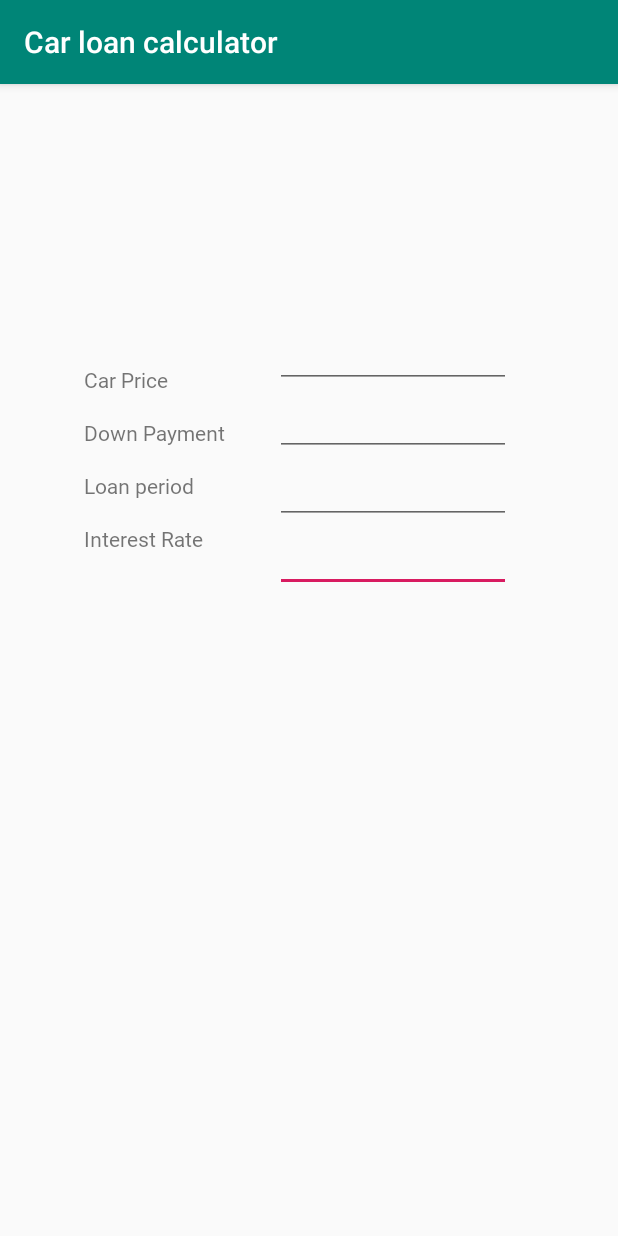
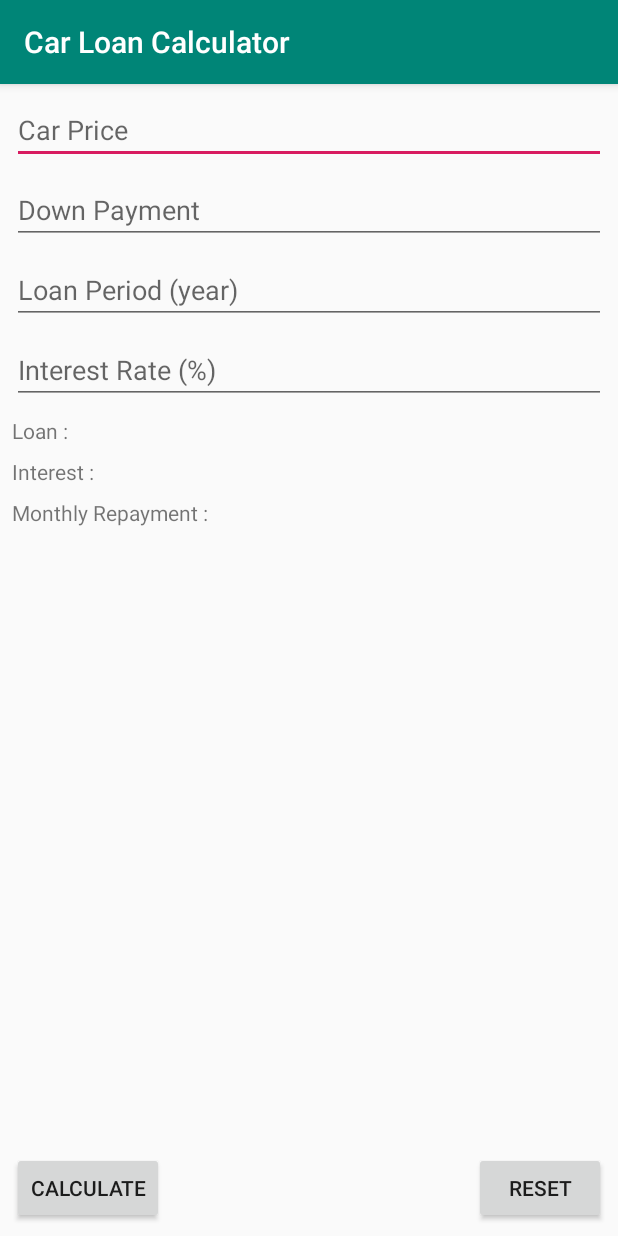
Before and after one commit to Brianooi123/CarLoanCalculator, an Android app: the screen it shows after launch (MainActivity), on a phone screen of 412 x 824 dp. Run offline under Robolectric (Android 15) with nearby library versions, the phone set to English and light mode, and no system bars.

Commit message:
done all

```diff
--- a/app/src/main/java/com/example/carloancalculator/MainActivity.kt
+++ b/app/src/main/java/com/example/carloancalculator/MainActivity.kt
@@ -2,11 +2,40 @@ package com.example.carloancalculator
 
 import androidx.appcompat.app.AppCompatActivity
 import android.os.Bundle
+import android.view.View
+import android.widget.Button
+import android.widget.EditText
+import kotlinx.android.synthetic.main.activity_main.*
 
 class MainActivity : AppCompatActivity() {
 
     override fun onCreate(savedInstanceState: Bundle?) {
         super.onCreate(savedInstanceState)
         setContentView(R.layout.activity_main)
+        val reset =findViewById<Button>(R.id.buttonReset)
+        val cal = findViewById<Button>(R.id.buttonCalculate)
+        val carPrice = findViewById<EditText>(R.id.editTextCarPrice)
+        val downPayment = findViewById<EditText>(R.id.editTextDownPayment)
+        val loanPeriod = findViewById<EditText>(R.id.editTextLoanPeriod)
+        val interestRate = findViewById<EditText>(R.id.editTextInterestRate)
+        cal.setOnClickListener(View.OnClickListener {
+            val carLoan  = (carPrice.text.toString().toInt()-downPayment.text.toString().toInt()).toString()
+            val interest =(carLoan.toInt()*interestRate.text.toString().toDouble()*loanPeriod.text.toString().toInt()).toString()
+            val monthlyRepayment =((carLoan.toInt()+interest.toDouble())/loanPeriod.text.toString().toInt()/12).toString()
+
+            textViewLoan.setText("Loan:"+carLoan)
+            textViewInterest.setText("Interest"+interest)
+            textViewMonthlyRepayment.setText("Monthly Repayment:"+monthlyRepayment)
+        })
+        reset.setOnClickListener(View.OnClickListener {
+            textViewMonthlyRepayment.setText("Monthly Repayment:")
+            textViewInterest.setText("Interest:")
+            textViewLoan.setText("Loan:")
+            editTextCarPrice.text.clear()
+            editTextDownPayment.text.clear()
+            editTextInterestRate.text.clear()
+            editTextLoanPeriod.text.clear()
+        })
     }
+
 }
--- a/app/src/main/res/layout/activity_main.xml
+++ b/app/src/main/res/layout/activity_main.xml
@@ -6,89 +6,125 @@
     android:layout_height="match_parent"
     tools:context=".MainActivity">
 
+    <EditText
+        android:id="@+id/editTextCarPrice"
+        android:layout_width="0dp"
+        android:layout_height="wrap_content"
+        android:layout_marginStart="8dp"
+        android:layout_marginLeft="8dp"
+        android:layout_marginTop="8dp"
+        android:layout_marginEnd="8dp"
+        android:layout_marginRight="8dp"
+        android:ems="10"
+        android:hint="@string/car_price"
+        android:inputType="number"
+        app:layout_constraintEnd_toEndOf="parent"
+        app:layout_constraintStart_toStartOf="parent"
+        app:layout_constraintTop_toTopOf="parent" />
+
+    <EditText
+        android:id="@+id/editTextDownPayment"
+        android:layout_width="0dp"
+        android:layout_height="wrap_content"
+        android:layout_marginStart="8dp"
+        android:layout_marginLeft="8dp"
+        android:layout_marginTop="8dp"
+        android:layout_marginEnd="8dp"
+        android:layout_marginRight="8dp"
+        android:ems="10"
+        android:hint="@string/down_payment"
+        android:inputType="number"
+        app:layout_constraintEnd_toEndOf="parent"
+        app:layout_constraintHorizontal_bias="1.0"
+        app:layout_constraintStart_toStartOf="parent"
+        app:layout_constraintTop_toBottomOf="@+id/editTextCarPrice" />
+
+    <EditText
+        android:id="@+id/editTextLoanPeriod"
+        android:layout_width="0dp"
+        android:layout_height="wrap_content"
+        android:layout_marginStart="8dp"
+        android:layout_marginLeft="8dp"
+        android:layout_marginTop="8dp"
+        android:layout_marginEnd="8dp"
+        android:layout_marginRight="8dp"
+        android:ems="10"
+        android:hint="@string/loan_period"
+        android:inputType="number"
+        app:layout_constraintEnd_toEndOf="parent"
+        app:layout_constraintHorizontal_bias="0.0"
+        app:layout_constraintStart_toStartOf="parent"
+        app:layout_constraintTop_toBottomOf="@+id/editTextDownPayment" />
+
+    <EditText
+        android:id="@+id/editTextInterestRate"
+        android:layout_width="0dp"
+        android:layout_height="wrap_content"
+        android:layout_marginStart="8dp"
+        android:layout_marginLeft="8dp"
+        android:layout_marginTop="8dp"
+        android:layout_marginEnd="8dp"
+        android:layout_marginRight="8dp"
+        android:ems="10"
+        android:hint="@string/interest_rate"
+        android:inputType="number|numberDecimal"
+        app:layout_constraintEnd_toEndOf="parent"
+        app:layout_constraintHorizontal_bias="0.0"
+        app:layout_constraintStart_toStartOf="parent"
+        app:layout_constraintTop_toBottomOf="@+id/editTextLoanPeriod" />
+
     <TextView
-        android:id="@+id/textView2"
+        android:id="@+id/textViewLoan"
         android:layout_width="wrap_content"
         android:layout_height="wrap_content"
-        android:layout_marginTop="16dp"
-        android:layout_marginEnd="16dp"
-        android:layout_marginBottom="16dp"
-        android:fontFamily="@font/roboto"
-        android:text="@string/car_price"
-        app:layout_constraintBottom_toBottomOf="parent"
-        app:layout_constraintEnd_toEndOf="parent"
-        app:layout_constraintHorizontal_bias="0.165"
+        android:layout_marginStart="8dp"
+        android:layout_marginLeft="8dp"
+        android:layout_marginTop="8dp"
+        android:text="@string/loan"
         app:layout_constraintStart_toStartOf="parent"
-        app:layout_constraintTop_toTopOf="parent"
-        app:layout_constraintVertical_bias="0.239" />
+        app:layout_constraintTop_toBottomOf="@+id/editTextInterestRate" />
 
     <TextView
-        android:id="@+id/textView3"
-        android:layout_width="0dp"
-        android:layout_height="19dp"
-        android:layout_marginTop="16dp"
-        android:fontFamily="@font/roboto"
-        android:text="@string/down_payment"
-        app:layout_constraintStart_toStartOf="@+id/textView2"
-        app:layout_constraintTop_toBottomOf="@+id/textView2" />
+        android:id="@+id/textViewInterest"
+        android:layout_width="wrap_content"
+        android:layout_height="wrap_content"
+        android:layout_marginStart="8dp"
+        android:layout_marginLeft="8dp"
+        android:layout_marginTop="8dp"
+        android:text="@string/interest"
+        app:layout_constraintStart_toStartOf="parent"
+        app:layout_constraintTop_toBottomOf="@+id/textViewLoan" />
 
     <TextView
-        android:id="@+id/textView4"
+        android:id="@+id/textViewMonthlyRepayment"
         android:layout_width="wrap_content"
         android:layout_height="wrap_content"
-        android:layout_marginTop="16dp"
-        android:fontFamily="@font/roboto"
-        android:text="@string/loan_peroid"
-        app:layout_constraintStart_toStartOf="@+id/textView2"
-        app:layout_constraintTop_toBottomOf="@+id/textView3" />
+        android:layout_marginStart="8dp"
+        android:layout_marginLeft="8dp"
+        android:layout_marginTop="8dp"
+        android:text="@string/monthly_repayment"
+        app:layout_constraintStart_toStartOf="parent"
+        app:layout_constraintTop_toBottomOf="@+id/textViewInterest" />
 
-    <TextView
-        android:id="@+id/textView5"
+    <Button
+        android:id="@+id/buttonCalculate"
         android:layout_width="wrap_content"
         android:layout_height="wrap_content"
-        android:layout_marginTop="16dp"
-        android:fontFamily="@font/roboto"
-        android:text="@string/interest_rate"
-        app:layout_constraintStart_toStartOf="@+id/textView2"
-        app:layout_constraintTop_toBottomOf="@+id/textView4" />
+        android:layout_marginStart="8dp"
+        android:layout_marginLeft="8dp"
+        android:layout_marginBottom="8dp"
+        android:text="@string/calculate"
+        app:layout_constraintBottom_toBottomOf="parent"
+        app:layout_constraintStart_toStartOf="parent" />
 
-    <EditText
-        android:id="@+id/editText"
-        android:layout_width="157dp"
-        android:layout_height="29dp"
-        android:layout_marginTop="16dp"
-        android:ems="10"
-        android:inputType="numberDecimal"
-        app:layout_constraintEnd_toEndOf="@+id/editText4"
-        app:layout_constraintTop_toBottomOf="@+id/editText4" />
-
-    <EditText
-        android:id="@+id/editText2"
-        android:layout_width="157dp"
-        android:layout_height="29dp"
-        android:ems="10"
-        android:inputType="number"
-        app:layout_constraintBaseline_toBaselineOf="@+id/textView2"
-        app:layout_constraintEnd_toEndOf="parent"
-        app:layout_constraintStart_toEndOf="@+id/textView2" />
-
-    <EditText
-        android:id="@+id/editText3"
-        android:layout_width="157dp"
-        android:layout_height="29dp"
-        android:layout_marginTop="16dp"
-        android:ems="10"
-        android:inputType="number"
-        app:layout_constraintEnd_toEndOf="@+id/editText2"
-        app:layout_constraintTop_toBottomOf="@+id/editText2" />
-
-    <EditText
-        android:id="@+id/editText4"
-        android:layout_width="157dp"
-        android:layout_height="29dp"
-        android:layout_marginTop="16dp"
-        android:ems="10"
-        android:inputType="number"
-        app:layout_constraintEnd_toEndOf="@+id/editText3"
-        app:layout_constraintTop_toBottomOf="@+id/editText3" />
+    <Button
+        android:id="@+id/buttonReset"
+        android:layout_width="wrap_content"
+        android:layout_height="wrap_content"
+        android:layout_marginEnd="8dp"
+        android:layout_marginRight="8dp"
+        android:layout_marginBottom="8dp"
+        android:text="@string/reset"
+        app:layout_constraintBottom_toBottomOf="parent"
+        app:layout_constraintEnd_toEndOf="parent" />
 </androidx.constraintlayout.widget.ConstraintLayout>
--- a/app/src/main/res/values/strings.xml
+++ b/app/src/main/res/values/strings.xml
@@ -1,7 +1,13 @@
 <resources>
-    <string name="app_name">Car loan calculator</string>
-    <string name="loan_peroid">Loan period</string>
+    <string name="app_name">Car Loan Calculator</string>
     <string name="car_price">Car Price</string>
     <string name="down_payment">Down Payment</string>
-    <string name="interest_rate">Interest Rate</string>
+    <string name="loan_period">Loan Period (year)</string>
+    <string name="interest_rate">Interest Rate (%)</string>
+    <string name="loan">Loan :</string>
+    <string name="interest">Interest :</string>
+    <string name="monthly_repayment">Monthly Repayment :</string>
+    <string name="calculate">Calculate</string>
+    <string name="reset">Reset</string>
+    <string name="error_input">Input required</string>
 </resources>
```
